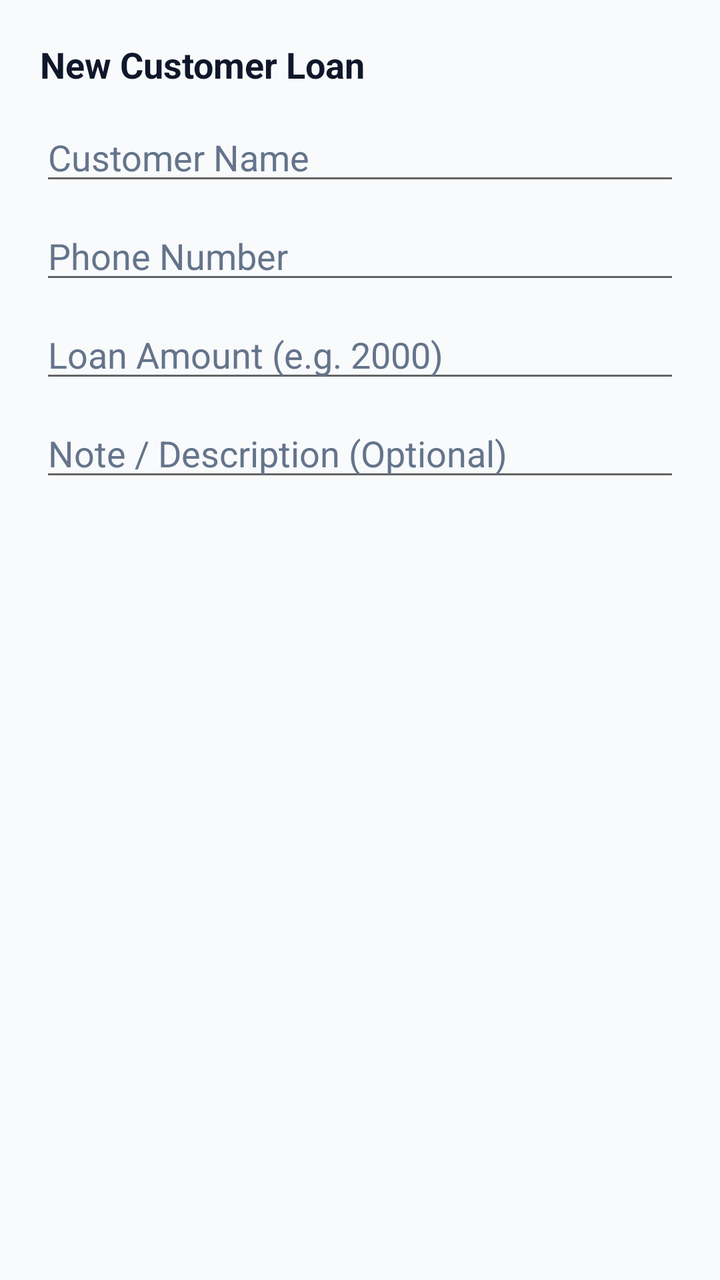
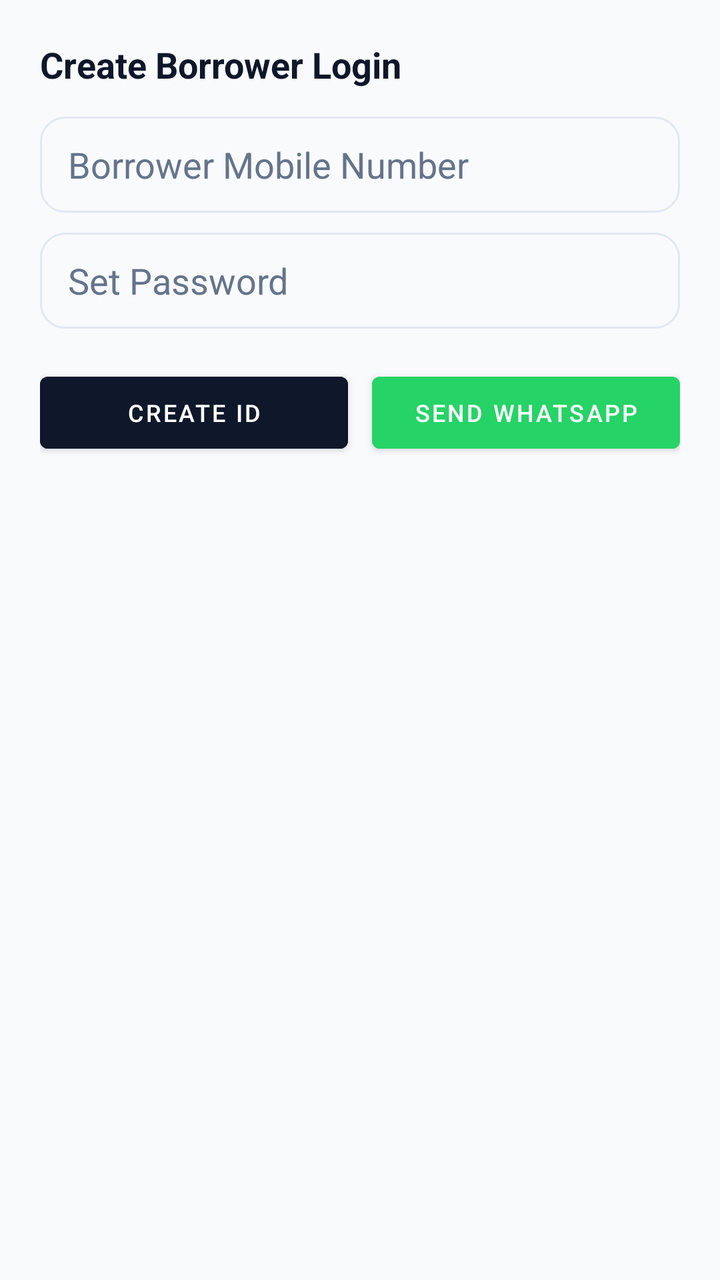

Screens rendered from an Android XML layout before and after an edit, with the pre-edit source and the edit as a unified diff.
<!-- AndroidManifest.xml: application theme Theme.QuickLoan -->
<!-- res/layout/dialog_add_loan.xml -->
<?xml version="1.0" encoding="utf-8"?>
<LinearLayout 
    xmlns:android="http://schemas.android.com/apk/res/android"
    android:layout_width="match_parent"
    android:layout_height="wrap_content"
    android:orientation="vertical"
    android:padding="20dp">

    <TextView
        android:layout_width="wrap_content"
        android:layout_height="wrap_content"
        android:text="New Customer Loan"
        android:textColor="@color/text_primary"
        android:textSize="18sp"
        android:textStyle="bold"
        android:layout_marginBottom="12dp" />

    <EditText
        android:id="@+id/etCustomerName"
        android:layout_width="match_parent"
        android:layout_height="wrap_content"
        android:hint="Customer Name"
        android:inputType="textPersonName"
        android:layout_marginBottom="8dp" />

    <EditText
        android:id="@+id/etCustomerPhone"
        android:layout_width="match_parent"
        android:layout_height="wrap_content"
        android:hint="Phone Number"
        android:inputType="phone"
        android:layout_marginBottom="8dp" />

    <EditText
        android:id="@+id/etLoanAmount"
        android:layout_width="match_parent"
        android:layout_height="wrap_content"
        android:hint="Loan Amount (e.g. 2000)"
        android:inputType="numberDecimal"
        android:layout_marginBottom="8dp" />

    <EditText
        android:id="@+id/etNote"
        android:layout_width="match_parent"
        android:layout_height="wrap_content"
        android:hint="Note / Description (Optional)"
        android:inputType="text" />
</LinearLayout>
<!-- resources referenced by this layout -->
<resources>
  <color name="text_primary">#0F172A</color>
  <style name="Theme.QuickLoan" parent="Theme.MaterialComponents.Light.NoActionBar">
          
          <item name="colorPrimary">@color/primary</item>
          <item name="colorPrimaryDark">@color/primary_dark</item>
          <item name="colorAccent">@color/accent</item>
          <item name="android:windowBackground">@color/background</item>
  
          
          <item name="editTextColor">@color/text_main</item>
          <item name="android:editTextColor">@color/text_main</item>
          <item name="android:textColor">@color/text_main</item>
          <item name="android:textColorHint">@color/text_muted</item>
      </style>
  <color name="primary">#0F172A</color>
  <color name="primary_dark">#020617</color>
  <color name="accent">#4F46E5</color>
  <color name="background">#F8FAFC</color>
  <color name="text_main">#0F172A</color>
  <color name="text_muted">#64748B</color>
</resources>

<!-- the commit's change to res/layout/dialog_add_loan.xml (unified diff, before → after) -->
@@ -1,6 +1,5 @@
 <?xml version="1.0" encoding="utf-8"?>
-<LinearLayout 
-    xmlns:android="http://schemas.android.com/apk/res/android"
+<LinearLayout xmlns:android="http://schemas.android.com/apk/res/android"
     android:layout_width="match_parent"
     android:layout_height="wrap_content"
     android:orientation="vertical"
@@ -9,40 +8,59 @@
     <TextView
         android:layout_width="wrap_content"
         android:layout_height="wrap_content"
-        android:text="New Customer Loan"
-        android:textColor="@color/text_primary"
+        android:text="Create Borrower Login"
+        android:textColor="@color/text_main"
         android:textSize="18sp"
-        android:textStyle="bold"
-        android:layout_marginBottom="12dp" />
+        android:textStyle="bold" />
 
     <EditText
-        android:id="@+id/etCustomerName"
+        android:id="@+id/etBorrowerPhone"
+        android:layout_width="match_parent"
+        android:layout_height="48dp"
+        android:layout_marginTop="14dp"
+        android:background="@drawable/edittext_bg"
+        android:hint="Borrower Mobile Number"
+        android:inputType="phone"
+        android:paddingHorizontal="14dp"
+        android:textColor="@color/text_main"
+        android:textColorHint="@color/text_muted" />
+
+    <EditText
+        android:id="@+id/etBorrowerPassword"
+        android:layout_width="match_parent"
+        android:layout_height="48dp"
+        android:layout_marginTop="10dp"
+        android:background="@drawable/edittext_bg"
+        android:hint="Set Password"
+        android:inputType="text"
+        android:paddingHorizontal="14dp"
+        android:textColor="@color/text_main"
+        android:textColorHint="@color/text_muted" />
+
+    <LinearLayout
         android:layout_width="match_parent"
         android:layout_height="wrap_content"
-        android:hint="Customer Name"
-        android:inputType="textPersonName"
-        android:layout_marginBottom="8dp" />
+        android:layout_marginTop="18dp"
+        android:orientation="horizontal">
 
-    <EditText
-        android:id="@+id/etCustomerPhone"
-        android:layout_width="match_parent"
-        android:layout_height="wrap_content"
-        android:hint="Phone Number"
-        android:inputType="phone"
-        android:layout_marginBottom="8dp" />
+        <com.google.android.material.button.MaterialButton
+            android:id="@+id/btnCreateId"
+            android:layout_width="0dp"
+            android:layout_height="48dp"
+            android:layout_marginEnd="6dp"
+            android:layout_weight="1"
+            android:backgroundTint="@color/brand_primary"
+            android:text="Create ID"
+            android:textSize="12sp" />
 
-    <EditText
-        android:id="@+id/etLoanAmount"
-        android:layout_width="match_parent"
-        android:layout_height="wrap_content"
-        android:hint="Loan Amount (e.g. 2000)"
-        android:inputType="numberDecimal"
-        android:layout_marginBottom="8dp" />
-
-    <EditText
-        android:id="@+id/etNote"
-        android:layout_width="match_parent"
-        android:layout_height="wrap_content"
-        android:hint="Note / Description (Optional)"
-        android:inputType="text" />
+        <com.google.android.material.button.MaterialButton
+            android:id="@+id/btnSendWhatsApp"
+            android:layout_width="0dp"
+            android:layout_height="48dp"
+            android:layout_marginStart="6dp"
+            android:layout_weight="1"
+            android:backgroundTint="#25D366"
+            android:text="Send WhatsApp"
+            android:textSize="12sp" />
+    </LinearLayout>
 </LinearLayout>
<!-- resource entries referenced after the edit -->
@@ -1,6 +1,6 @@
 <!-- resources referenced by this layout -->
 <resources>
-  <color name="text_primary">#0F172A</color>
+  <color name="brand_primary">#0F172A</color>
   <style name="Theme.QuickLoan" parent="Theme.MaterialComponents.Light.NoActionBar">
           
           <item name="colorPrimary">@color/primary</item>
@@ -20,5 +20,12 @@
   <color name="background">#F8FAFC</color>
   <color name="text_main">#0F172A</color>
   <color name="text_muted">#64748B</color>
+  <!-- drawable edittext_bg (drawable) -->
+  <?xml version="1.0" encoding="utf-8"?>
+  <shape xmlns:android="http://schemas.android.com/apk/res/android">
+      <solid android:color="#F8FAFC" />
+      <stroke android:width="1dp" android:color="#E2E8F0" />
+      <corners android:radius="12dp" />
+  </shape>
 </resources>
 
